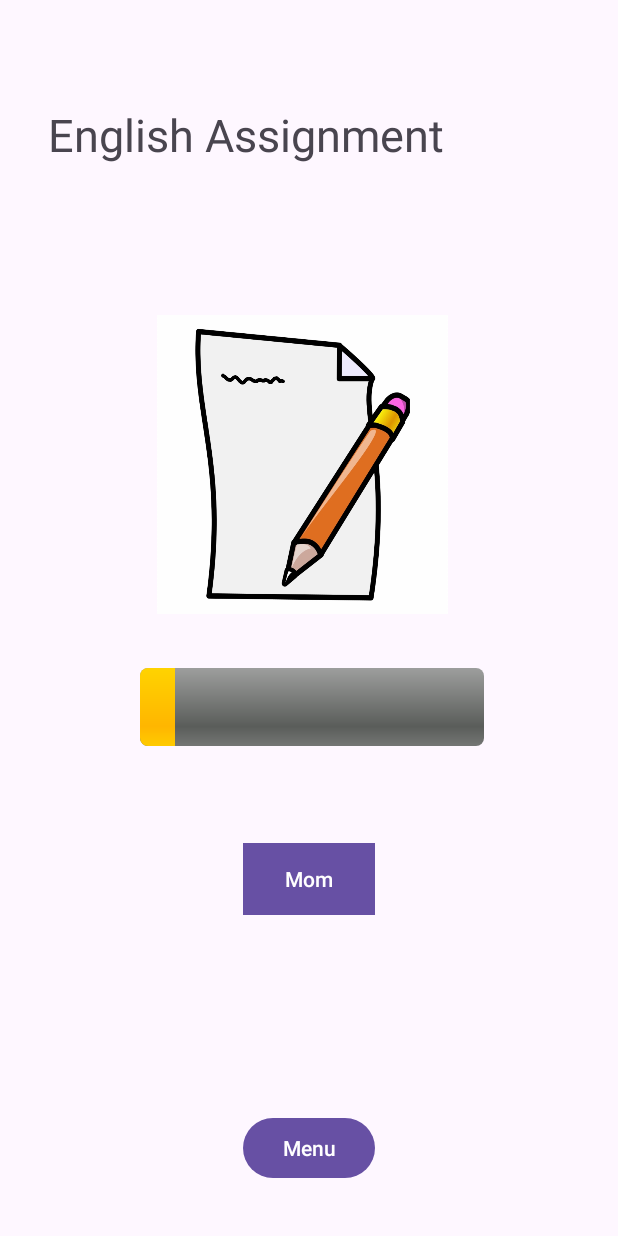
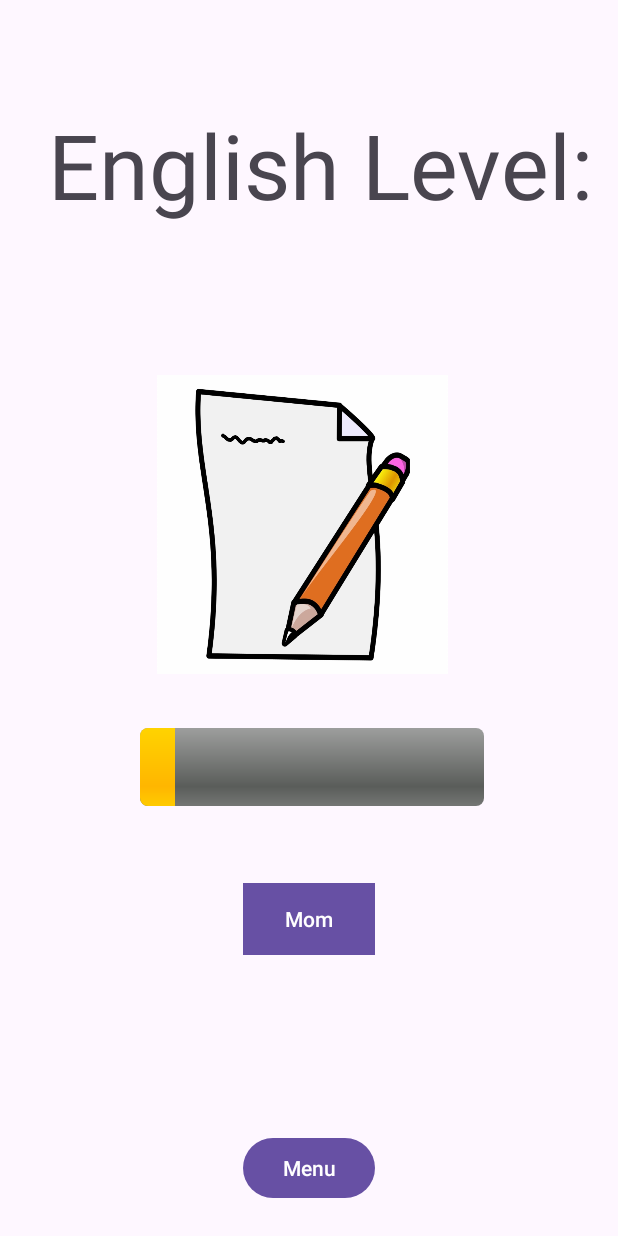
Before and after one commit to ByteBrigadeFullsail/AttackOfTheSchoolGame, an Android app: the AssignmentScreen screen opened directly, with no data from a screen before it, after a tap on an icon or button, on a phone screen of 412 x 824 dp. Run offline under Robolectric (Android 15) with nearby library versions, the phone set to English and light mode, and no system bars; our stand-ins replace data binding; 2 statements that could not run were skipped.

Commit message:
Working on background images and restructuring Activity class

```diff
--- a/app/src/main/java/com/bytebrigade/attackoftheschool/gameplay/AssignmentScreen.java
+++ b/app/src/main/java/com/bytebrigade/attackoftheschool/gameplay/AssignmentScreen.java
@@ -6,21 +6,24 @@ import android.view.View;
 import android.widget.Toast;
 
 import androidx.appcompat.app.AppCompatActivity;
+import androidx.core.content.ContextCompat;
 import androidx.databinding.DataBindingUtil;
 import com.bytebrigade.attackoftheschool.R;
 import com.bytebrigade.attackoftheschool.databinding.ActivityAssignmentScreenBinding;
 import com.bytebrigade.attackoftheschool.gameplay.assignment.Assignment;
 import com.bytebrigade.attackoftheschool.gameplay.assignment.enums.AssignmentName;
 
-public class AssignmentScreen extends AppCompatActivity {
+import static com.bytebrigade.attackoftheschool.gameplay.Profile.level;
+
+public class AssignmentScreen extends AppCompatActivity implements Assignment.CallBack {
 
     private Assignment assignment = new Assignment(10L, AssignmentName.values()[0]);
-
+    public ActivityAssignmentScreenBinding binding;
     @Override
     protected void onCreate(Bundle savedInstanceState) {
         super.onCreate(savedInstanceState);
-        ActivityAssignmentScreenBinding binding = DataBindingUtil.setContentView(this, R.layout.activity_assignment_screen);
-        assignment.setBackgroundSetter(binding.clickableBlock);
+        binding = DataBindingUtil.setContentView(this, R.layout.activity_assignment_screen);
+        assignment.setBackgroundSetter(this);
         binding.setAssignment(assignment);
 
         binding.progressBar.setMax(assignment.getMaxClickAmount().intValue());
@@ -31,8 +34,9 @@ public class AssignmentScreen extends AppCompatActivity {
                 assignment.incrementClick();
                 binding.progressBar.setProgress(assignment.getCurrentClickAmount().intValue());
                 binding.progressBar.setMax(assignment.getMaxClickAmount().intValue());
-                binding.nameEditText.setText(assignment.getAssignmentName());
+                binding.nameEditText.setText(new String(assignment.getAssignmentName() + " Level: " + level));
                 Log.i("CURRENTSTATS", "Health: " + assignment.getCurrentClickAmount() + "/" + assignment.getMaxClickAmount());
+                changeMainBackground();
 
             }
         });
@@ -44,4 +48,65 @@ public class AssignmentScreen extends AppCompatActivity {
             }
         });
     }
+    @Override
+    public void changeMainBackground(){
+        switch (level){
+            //starts with english
+
+            case 201:// switch to math
+                binding.getRoot().setBackgroundResource(R.drawable.math_0);
+                break;
+            case 401:// switch to PE
+                binding.getRoot().setBackgroundResource(R.drawable.pe_0);
+                break;
+            case 601: // switch to Science
+                binding.getRoot().setBackgroundResource(R.drawable.science_0);
+                break;
+            case 801: // switch to History
+                binding.getRoot().setBackgroundResource(R.drawable.history_0);
+                break;
+            case 1000: // switch to final boss
+                binding.getRoot().setBackgroundResource(R.drawable.math_0);
+                break;
+        }
+    }
+
+    @Override
+    public void changeClickableBackground() {
+            int completionPercentage = (int)Math.floor((assignment.getCurrentClickAmount() / (double)assignment.getMaxClickAmount())*10);
+            // Adjust for special stages
+            int imgID;
+            if (level % 1000 == 0) {
+                // Final boss
+                imgID = R.drawable.assignmenttemp1;
+            } else if (level % 200 == 0) {
+                // Professor boss
+                imgID = R.drawable.assignmenttemp2;
+            } else if (level % 50 == 0) {
+                // Test
+                imgID = R.drawable.testtemp;
+            } else if (level % 5 == 0)
+                // quiz/packet
+                imgID = R.drawable.quiztemp;
+            else {
+                imgID = switch(completionPercentage){
+                    case 0 -> R.drawable.assignmenttemp1;
+                    case 1 -> R.drawable.assignmenttemp2;
+                    case 2 -> R.drawable.assignmenttemp3;
+                    case 3 -> R.drawable.assignmenttemp4;
+                    case 4 -> R.drawable.assignmenttemp5;
+                    case 5 -> R.drawable.assignmenttemp6;
+                    case 6 -> R.drawable.assignmenttemp7;
+                    case 7 -> R.drawable.assignmenttemp8;
+                    case 8 -> R.drawable.assignmenttemp9;
+                    case 9 -> R.drawable.assignmenttemp10;
+                    default -> R.drawable.assignmenttemp1;
+                };
+            }
+            binding.clickableBlock.setBackground(ContextCompat.getDrawable(binding.clickableBlock.getContext(), imgID));
+            //Log.i("CURRENTSTATS", completionPercentage + " " + imgID + " " + String.valueOf((currentClickAmount/(double)maxClickAmount)));
+
+
+    }
+
 }
--- a/app/src/main/java/com/bytebrigade/attackoftheschool/gameplay/assignment/Assignment.java
+++ b/app/src/main/java/com/bytebrigade/attackoftheschool/gameplay/assignment/Assignment.java
@@ -1,9 +1,6 @@
 package com.bytebrigade.attackoftheschool.gameplay.assignment;
 
 import android.util.Log;
-import android.widget.LinearLayout;
-import androidx.core.content.ContextCompat;
-import com.bytebrigade.attackoftheschool.R;
 import com.bytebrigade.attackoftheschool.gameplay.Clickable;
 import com.bytebrigade.attackoftheschool.gameplay.assignment.enums.AssignmentName;
 
@@ -14,7 +11,7 @@ public class Assignment implements Clickable {
     private Long clickStrength = 1L;
     private Long currentClickAmount;
     private AssignmentName assignmentName;
-    private LinearLayout background;
+    private CallBack caller;
 
     public Assignment(Long clickAmount, AssignmentName assignmentName) {
         this.currentClickAmount = 0L;
@@ -32,7 +29,7 @@ public class Assignment implements Clickable {
             changeClickable();
         }
 
-        changeBackground();
+        caller.changeClickableBackground();
     }
 
 
@@ -68,44 +65,10 @@ public class Assignment implements Clickable {
         this.assignmentName = AssignmentName.values()[(int)Math.ceil(level /200)];
         this.currentClickAmount = 0L;
         Log.i("CURRENTSTATS", this.maxClickAmount + "");
+        caller.changeMainBackground();
     }
-    public void setBackgroundSetter(LinearLayout b){
-        this.background = b;
-    }
-
-    void changeBackground(){
-        int completionPercentage = (int)Math.floor((currentClickAmount / (double)maxClickAmount)*10);
-        // Adjust for special stages
-        int imgID;
-        if (level % 1000 == 0) {
-            // Final boss
-            imgID = R.drawable.assignmenttemp1;
-        } else if (level % 200 == 0) {
-            // Professor boss
-            imgID = R.drawable.assignmenttemp2;
-        } else if (level % 50 == 0) {
-            // Test
-            imgID = R.drawable.testtemp;
-        } else if (level % 5 == 0)
-            // quiz/packet
-            imgID = R.drawable.quiztemp;
-        else {
-            imgID = switch(completionPercentage){
-                case 0 -> R.drawable.assignmenttemp1;
-                case 1 -> R.drawable.assignmenttemp2;
-                case 2 -> R.drawable.assignmenttemp3;
-                case 3 -> R.drawable.assignmenttemp4;
-                case 4 -> R.drawable.assignmenttemp5;
-                case 5 -> R.drawable.assignmenttemp6;
-                case 6 -> R.drawable.assignmenttemp7;
-                case 7 -> R.drawable.assignmenttemp8;
-                case 8 -> R.drawable.assignmenttemp9;
-                case 9 -> R.drawable.assignmenttemp10;
-                default -> R.drawable.assignmenttemp1;
-            };
-        }
-        //Log.i("CURRENTSTATS", completionPercentage + " " + imgID + " " + String.valueOf((currentClickAmount/(double)maxClickAmount)));
-        background.setBackground(ContextCompat.getDrawable(background.getContext(), imgID));
+    public void setBackgroundSetter(CallBack b){
+        this.caller = b;
     }
 
     public Long getMaxClickAmount() {
@@ -120,4 +83,8 @@ public class Assignment implements Clickable {
     public String getAssignmentName() {
         return assignmentName.getAssignmentName();
     }
+    public interface CallBack {
+        void changeClickableBackground();
+        void changeMainBackground();
+    }
 }
--- a/app/src/main/res/layout/activity_assignment_screen.xml
+++ b/app/src/main/res/layout/activity_assignment_screen.xml
@@ -1,5 +1,6 @@
 <layout xmlns:android="http://schemas.android.com/apk/res/android"
         xmlns:app="http://schemas.android.com/apk/res-auto"
+        android:background="@drawable/english_0"
         xmlns:tools="http://schemas.android.com/tools">
 
 
@@ -18,7 +19,7 @@
                 android:layout_width="wrap_content"
                 android:layout_height="wrap_content"
                 android:text="@{assignment.assignmentName}"
-                android:textSize="30sp"
+                android:textSize="60sp"
                 android:singleLine="true"
                 tools:ignore="MissingConstraints"
                 app:layout_constraintTop_toTopOf="parent"
```
Also changed, not shown: app/src/main/java/com/bytebrigade/attackoftheschool/gameplay/assignment/enums/AssignmentName.java (+5 -5 lines), app/src/main/res/drawable/english_0.png (added), 4 other files.
